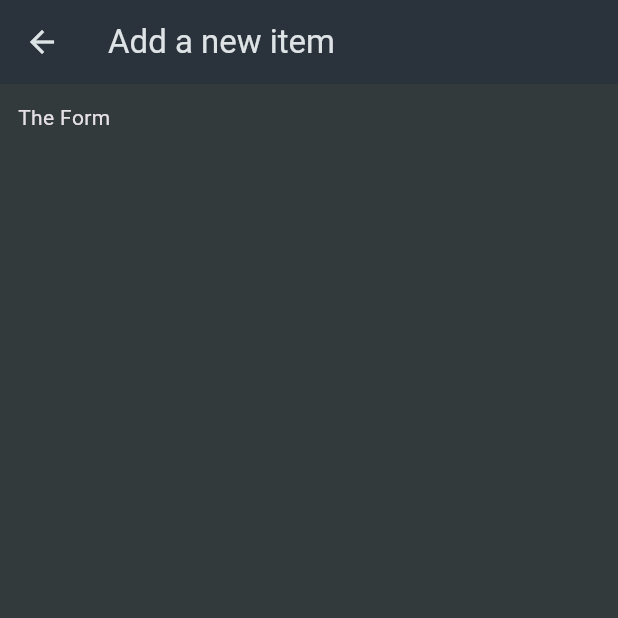
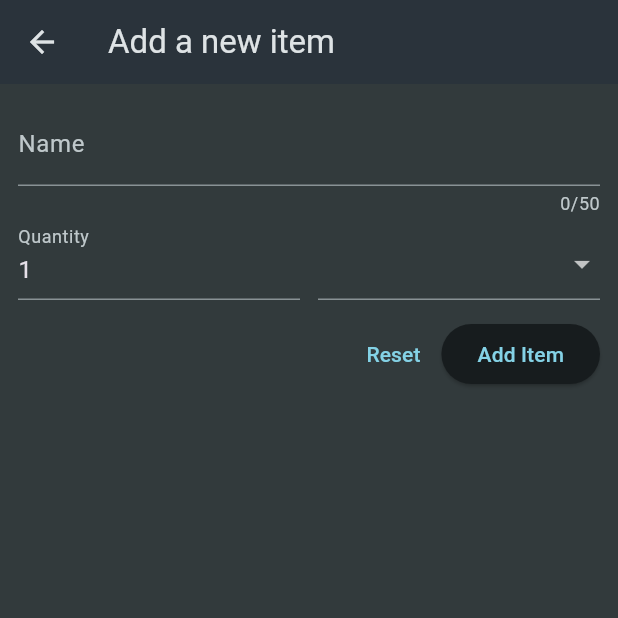
Before and after one commit to dainavipurav/006_flutter_udemy_shopping_list_app, a Flutter app: the NewItemScreen screen opened directly, on a phone screen of 412 x 824 dp, the top half of it. Run offline on Flutter 3.47's test engine with Material 3 defaults, Android fonts, the phone set to English and light mode, and no system bars.

Commit message:
form added

```diff
--- a/lib/screens/new_item_screen.dart
+++ b/lib/screens/new_item_screen.dart
@@ -1,4 +1,5 @@
 import 'package:flutter/material.dart';
+import 'package:udemy_006_shopping_list_app/data/categories.dart';
 
 class NewItemScreen extends StatefulWidget {
   const NewItemScreen({super.key});
@@ -12,11 +13,75 @@
   Widget build(BuildContext context) {
     return Scaffold(
       appBar: AppBar(
-        title: Text('Add a new item'),
+        title: const Text('Add a new item'),
       ),
       body: Padding(
         padding: const EdgeInsets.all(12),
-        child: Text('The Form'),
+        child: Form(
+          child: Column(
+            children: [
+              TextFormField(
+                maxLength: 50,
+                decoration: const InputDecoration(
+                  label: Text('Name'),
+                ),
+                validator: (value) {
+                  return 'Demo...';
+                },
+              ),
+              Row(
+                crossAxisAlignment: CrossAxisAlignment.end,
+                children: [
+                  Expanded(
+                    child: TextFormField(
+                      decoration: const InputDecoration(
+                        label: Text('Quantity'),
+                      ),
+                      initialValue: '1',
+                    ),
+                  ),
+                  const SizedBox(width: 12),
+                  Expanded(
+                    child: DropdownButtonFormField(
+                      items: [
+                        for (final category in categories.entries)
+                          DropdownMenuItem(
+                            value: category.value,
+                            child: Row(
+                              children: [
+                                Container(
+                                  height: 16,
+                                  width: 16,
+                                  color: category.value.color,
+                                ),
+                                const SizedBox(width: 8),
+                                Text(category.value.name),
+                              ],
+                            ),
+                          ),
+                      ],
+                      onChanged: (value) {},
+                    ),
+                  ),
+                ],
+              ),
+              const SizedBox(height: 12),
+              Row(
+                mainAxisAlignment: MainAxisAlignment.end,
+                children: [
+                  TextButton(
+                    onPressed: () {},
+                    child: const Text('Reset'),
+                  ),
+                  ElevatedButton(
+                    onPressed: () {},
+                    child: const Text('Add Item'),
+                  ),
+                ],
+              )
+            ],
+          ),
+        ),
       ),
     );
   }
```
